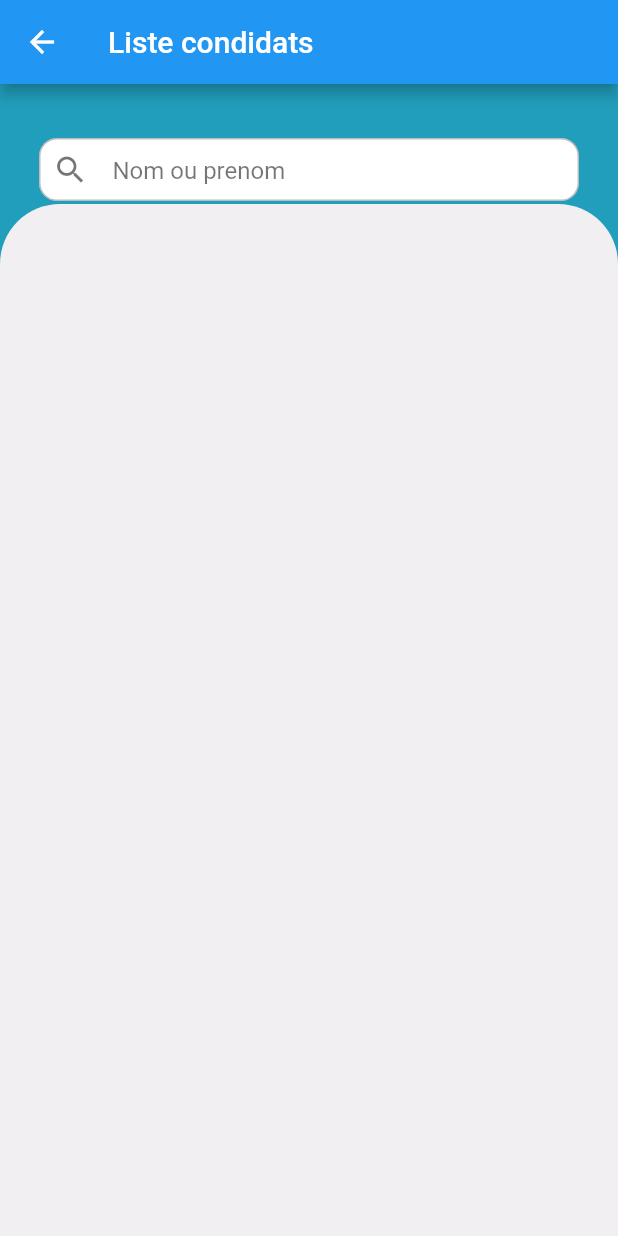
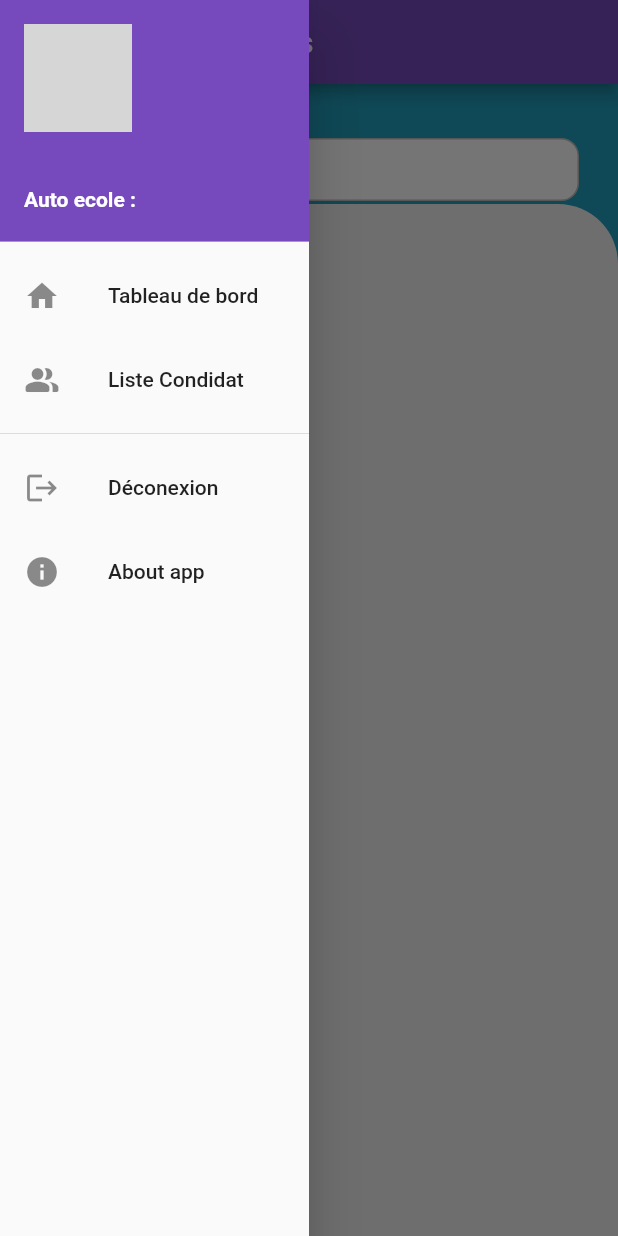
Before and after one commit to S-Marouene/DrivingFlutter, a Flutter app: the CondidatsScreen screen opened directly, with the side drawer open (before the commit the screen has no drawer), on a phone screen of 412 x 824 dp. Run offline on Flutter 3.47's test engine with Material 2 defaults, Android fonts, the phone set to English and light mode, and no system bars; our stand-ins replace dio, flutter_secure_storage, fluttertoast; missing offline and left inert: platform_device_id; accounts and stored records are empty; network calls fail; grey boxes are pictures that could not be loaded.

Commit message:
new change after docker

```diff
--- a/analysis_options.yaml
+++ b/analysis_options.yaml
@@ -25,8 +25,10 @@ linter:
     prefer_const_literals_to_create_immutables: false
     prefer_typing_uninitialized_variables: false
     prefer_const_constructors: false
+    prefer_interpolation_to_compose_strings: false
     file_names: false
     non_constant_identifier_names: false
+    constant_identifier_names: false
 
 # Additional information about this file can be found at
 # https://dart.dev/guides/language/analysis-options
--- a/lib/models/user.dart
+++ b/lib/models/user.dart
@@ -2,14 +2,32 @@ class User {
   int? id;
   String? name;
   String? email;
+  String? fname;
+  String? path;
+  String? role;
+  String? school_name;
+  String? status;
 
-  User({this.id, this.name, this.email});
+  User(
+      {this.id,
+      this.name,
+      this.email,
+      this.fname,
+      this.path,
+      this.role,
+      this.school_name,
+      this.status});
 
   factory User.fromJson(Map<String, dynamic> json) {
     return User(
       id: json['id'],
       name: json['name'],
       email: json['email'],
+      fname: json['fname'],
+      path: json['path'],
+      role: json['role'],
+      school_name: json['school_name'],
+      status: json['status'],
     );
   }
 }
--- a/lib/screens/condidat_card.dart
+++ b/lib/screens/condidat/condidat_card.dart
@@ -1,6 +1,6 @@
 import 'package:flutter/material.dart';
 
-import '../models/condidats.dart';
+import '../../models/condidats.dart';
 
 class CondidatCard extends StatelessWidget {
   const CondidatCard({
--- a/lib/screens/condidats_screens.dart
+++ b/lib/screens/condidat/condidats_screens.dart
@@ -1,14 +1,11 @@
-// ignore_for_file: unused_field
-
 import 'dart:async';
 import 'package:driving/models/condidats.dart';
-import 'package:driving/screens/details_condidat/details_condidat.dart';
+import 'package:driving/screens/condidat/details_condidat/details_condidat.dart';
 import 'package:flutter/material.dart';
-// ignore: library_prefixes
-import 'package:dio/dio.dart' as Dio;
-import '../constants.dart';
-import '../data/allcondidats.dart';
-import '../widgets/search_widget.dart';
+import '../../constants.dart';
+import '../../data/allcondidats.dart';
+import '../../widgets/nav-drawer.dart';
+import '../../widgets/search_widget.dart';
 import 'condidat_card.dart';
 
 class CondidatsScreen extends StatefulWidget {
@@ -59,7 +56,9 @@ class _CondidatsScreenState extends State<CondidatsScreen> {
           backgroundColor: kPrimaryColor,
           appBar: AppBar(
             title: Text('Liste condidats'),
+            backgroundColor: Color(0xff764abc),
           ),
+          drawer: NavDrawer(),
           body: Column(children: [
             const SizedBox(height: kDefaultPadding / 2),
             Expanded(
@@ -119,16 +118,4 @@ class _CondidatsScreenState extends State<CondidatsScreen> {
           this.condidats = condidats;
         });
       });
-
-  /*  Widget buildBook(Condidat condidat) => ListTile(
-        leading: Image.network(
-          condidat.urlImage,
-          fit: BoxFit.cover,
-          width: 50,
-          height: 50,
-        ),
-        title: Text(book.title),
-        subtitle: Text(book.author),
-      ); */
-
 }
--- a/lib/screens/details_condidat/condidat_image.dart
+++ b/lib/screens/condidat/details_condidat/condidat_image.dart
@@ -1,6 +1,6 @@
 import 'package:flutter/material.dart';
 
-import '../../constants.dart';
+import '../../../constants.dart';
 
 class CondidatImage extends StatelessWidget {
   const CondidatImage({
--- a/lib/screens/details_condidat/details_condidat_body.dart
+++ b/lib/screens/condidat/details_condidat/details_condidat_body.dart
@@ -12,7 +12,6 @@ class DetailsBody extends StatelessWidget {
 
   @override
   Widget build(BuildContext context) {
-    // to provide us the height and the width of the sceen
     Size size = MediaQuery.of(context).size;
     return Column(
       crossAxisAlignment: CrossAxisAlignment.start,
@@ -43,10 +42,7 @@ class DetailsBody extends StatelessWidget {
                 padding: const EdgeInsets.symmetric(vertical: kDefaultPadding),
                 child: Row(
                   mainAxisAlignment: MainAxisAlignment.center,
-                  // ignore: prefer_const_literals_to_create_immutables, duplicate_ignore
-                  children: [
-                    // ignore: prefer_const_constructors
-                  ],
+                  children: [],
                 ),
               ),
               Padding(
--- a/lib/widgets/nav-drawer.dart
+++ b/lib/widgets/nav-drawer.dart
@@ -1,24 +1,55 @@
+import 'package:driving/main.dart';
 import 'package:flutter/material.dart';
 import 'package:provider/provider.dart';
 import '../providers/auth.dart';
-import '../screens/login_screen.dart';
-import '../screens/condidats_screens.dart';
+import '../screens/condidat/condidats_screens.dart';
 
 class NavDrawer extends StatelessWidget {
   const NavDrawer({super.key});
-
+  static const URLpic = 'https://smdev.tn/storage/profile_pic/';
   @override
   Widget build(BuildContext context) {
-    return Drawer(child: Consumer<Auth>(
-      builder: (context, auth, child) {
-        if (auth.authenticated) {
+    return Drawer(
+        width: MediaQuery.of(context).size.width * 0.5,
+        child: Consumer<Auth>(builder: (context, auth, child) {
           return ListView(
+            padding: EdgeInsets.zero,
             children: [
-              ListTile(
-                title: Text('${auth.user.name!} ${auth.user.email!}'),
+              UserAccountsDrawerHeader(
+                decoration: BoxDecoration(color: Color(0xff764abc)),
+                accountName: Text('${auth.user.name!} ${auth.user.fname!}'),
+                accountEmail: Text(
+                  'Auto ecole : ' + auth.user.school_name!,
+                  style: TextStyle(
+                    fontWeight: FontWeight.bold,
+                  ),
+                ),
+                currentAccountPicture: CircleAvatar(
+                  backgroundImage: NetworkImage(URLpic +
+                      (auth.user.path == ''
+                          ? 'unknown_profile.png'
+                          : auth.user.path!)),
+                ),
               ),
               ListTile(
-                title: Text('Liste Condidats'),
+                leading: Icon(
+                  Icons.home,
+                ),
+                title: const Text('Tableau de bord'),
+                onTap: () {
+                  Navigator.push(
+                    context,
+                    MaterialPageRoute(
+                      builder: (context) => HomeScreen(),
+                    ),
+                  );
+                },
+              ),
+              ListTile(
+                leading: Icon(
+                  Icons.people_alt_rounded,
+                ),
+                title: const Text('Liste Condidat'),
                 onTap: () {
                   Navigator.push(
                     context,
@@ -28,32 +59,33 @@ class NavDrawer extends StatelessWidget {
                   );
                 },
               ),
+              Divider(),
               ListTile(
-                title: Text('Logout'),
+                leading: Icon(
+                  Icons.logout,
+                ),
+                title: const Text('Déconexion'),
                 onTap: () {
                   Provider.of<Auth>(context, listen: false).logout();
                 },
-              )
+              ),
+              AboutListTile(
+                icon: Icon(
+                  Icons.info,
+                ),
+                applicationIcon: Icon(
+                  Icons.local_play,
+                ),
+                applicationName: 'Driving app',
+                applicationVersion: '1.0.0',
+                applicationLegalese: '© 2022 Company',
+                aboutBoxChildren: [
+                  ///Content goes here...
+                ],
+                child: Text('About app'),
+              ),
             ],
           );
-        } else {
-          return ListView(
-            children: [
-              ListTile(
-                title: Text('Login'),
-                onTap: () {
-                  Navigator.push(
-                    context,
-                    MaterialPageRoute(
-                      builder: (context) => LoginScreen(),
-                    ),
-                  );
-                },
-              )
-            ],
-          );
-        }
-      },
-    ));
+        }));
   }
 }
--- a/lib/widgets/search_widget.dart
+++ b/lib/widgets/search_widget.dart
@@ -13,6 +13,7 @@ class SearchWidget extends StatefulWidget {
   }) : super(key: key);
 
   @override
+  // ignore: library_private_types_in_public_api
   _SearchWidgetState createState() => _SearchWidgetState();
 }
 
--- a/pubspec.yaml
+++ b/pubspec.yaml
@@ -40,6 +40,7 @@ dependencies:
   dio: ^4.0.6
   platform_device_id: ^1.0.1
   flutter_secure_storage: ^7.0.1
+  fluttertoast: ^8.1.2
 
 dev_dependencies:
   flutter_test:
@@ -51,6 +52,7 @@ dev_dependencies:
   # package. See that file for information about deactivating specific lint
   # rules and activating additional ones.
   flutter_lints: ^2.0.0
+
 
 # For information on the generic Dart part of this file, see the
 # following page: https://dart.dev/tools/pub/pubspec
```
Also changed, not shown: lib/main.dart (+26 -8 lines), lib/providers/auth.dart (+28 -11 lines), lib/screens/login_screen.dart (+77 -37 lines), lib/screens/condidat/details_condidat/details_condidat.dart (renamed from lib/screens/details_condidat/details_condidat.dart), pubspec.lock.
